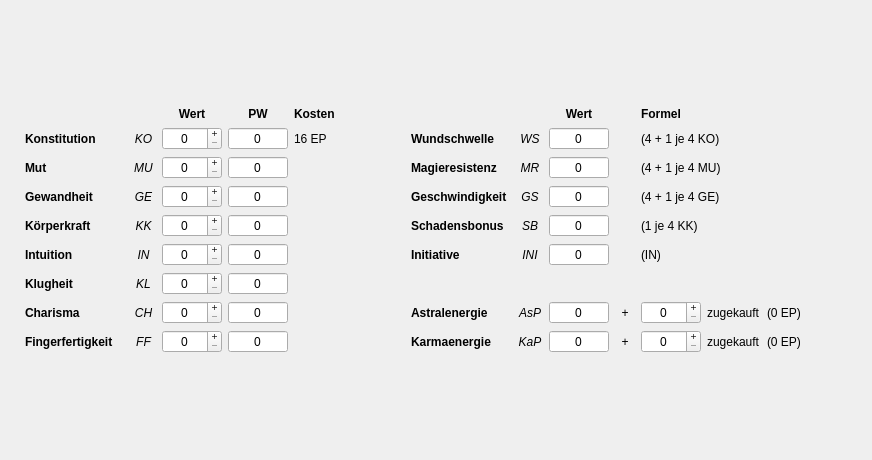
First picture: the form in designer/CharakterAttribute.ui, repository Aeolitus/Sephrasto, before the edit.
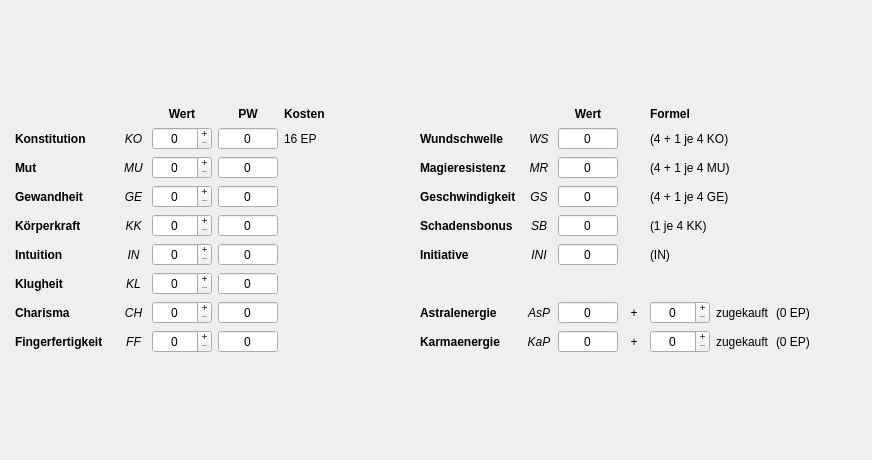
Second picture: the form after the edit.

Commit message: Fix layout movement in attributes tab when moving to 3 digit ep cost.

Diff of the .ui file:
```diff
--- a/designer/CharakterAttribute.ui
+++ b/designer/CharakterAttribute.ui
@@ -1346,6 +1346,12 @@
      </item>
      <item row="1" column="5">
       <widget class="QLabel" name="labelKosten">
+       <property name="minimumSize">
+        <size>
+         <width>60</width>
+         <height>0</height>
+        </size>
+       </property>
        <property name="font">
         <font>
          <weight>75</weight>
```
The commit also changes 1 other file.
